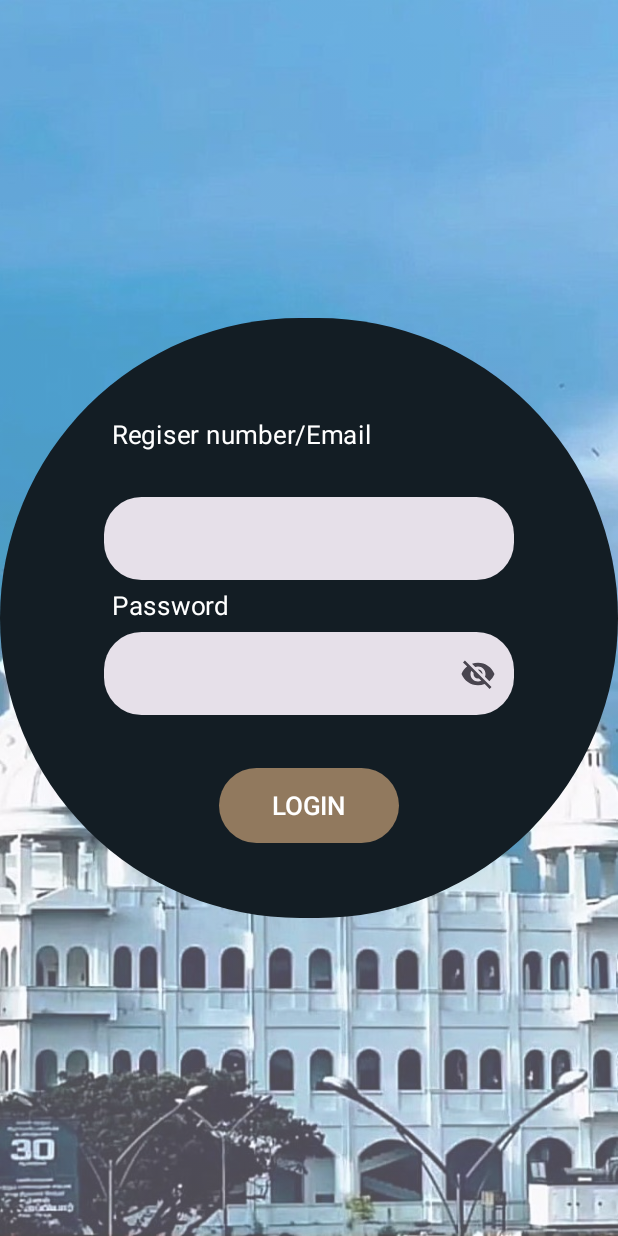
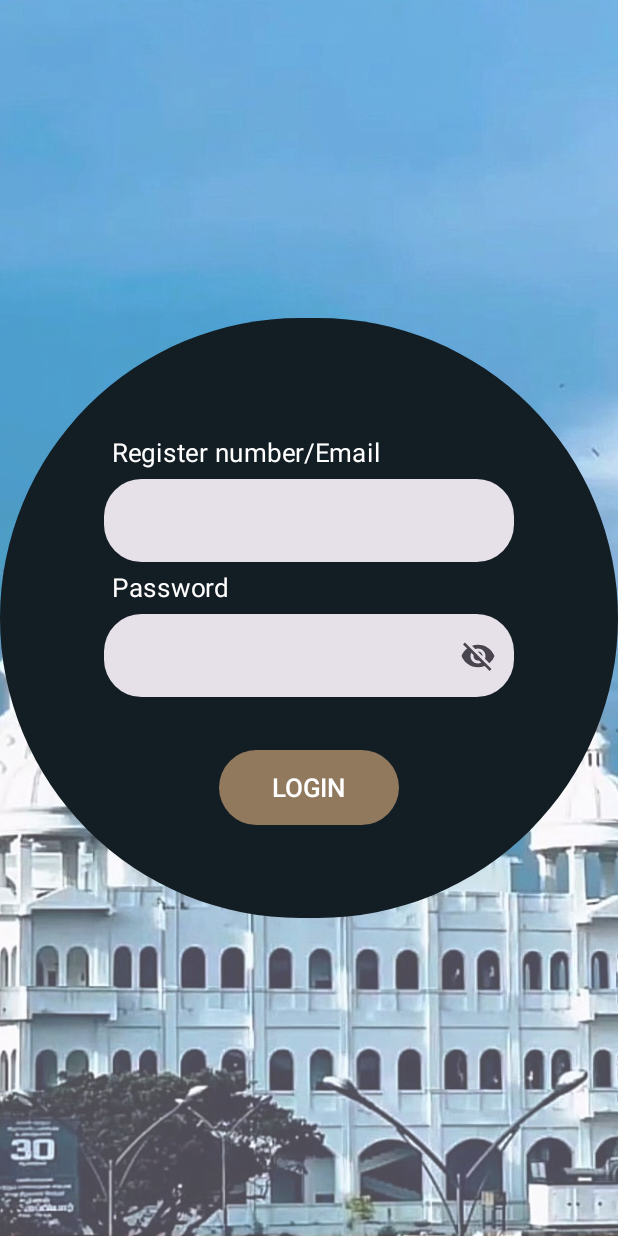
Before and after one commit to TraxhWolf/VirtualMootCourt, an Android app built with Jetpack Compose: the screen it shows after launch (MainActivity), after a tap on "LOGIN", on a phone screen of 412 x 824 dp. Run offline under Robolectric (Android 15) with nearby library versions, the light colour scheme and no system bars; our stand-ins replace Firebase (no records; nobody signed in at launch, a user with empty details on screens opened directly).

Commit message:
phase 1,v01, full-stack app complete :(

```diff
--- a/app/src/main/res/values/strings.xml
+++ b/app/src/main/res/values/strings.xml
@@ -55,5 +55,5 @@
     <string name="enter_button">ENTER</string>
     <string name="user_code_label">User Code</string>
     <string name="visibility_icon">password visibility icon</string>
-    <string name="credential_label_2">Regiser number/Email\n</string>
+    <string name="credential_label_2">Register number/Email</string>
 </resources>
```
